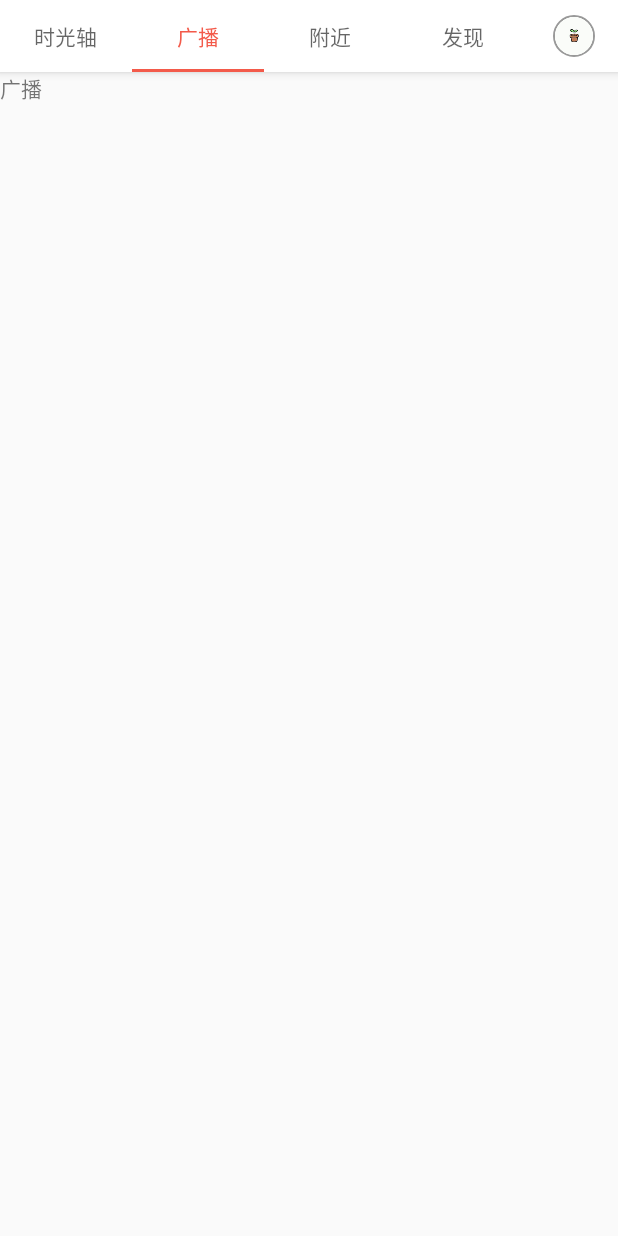
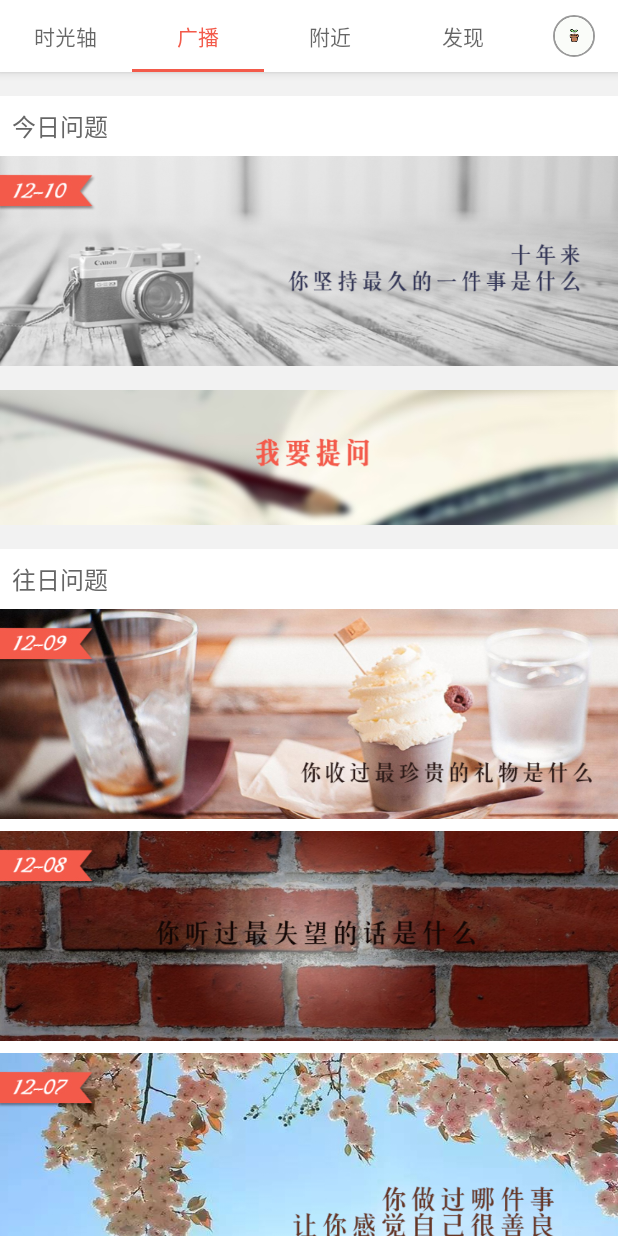
Before and after one commit to neilsun2009/Sanxing, an Android app: the screen it shows after launch (MainActivity), tab 2 chosen, on a phone screen of 412 x 824 dp. Run offline under Robolectric (Android 15) with nearby library versions, the phone set to English and light mode, and no system bars.

Commit message:
finish broadcast page

```diff
--- a/app/src/main/java/com/note8/sanxing/MainActivity.java
+++ b/app/src/main/java/com/note8/sanxing/MainActivity.java
@@ -1,6 +1,8 @@
 package com.note8.sanxing;
 
 import android.content.Intent;
+import android.media.Image;
+import android.provider.ContactsContract;
 import android.support.design.widget.TabLayout;
 import android.support.design.widget.FloatingActionButton;
 import android.support.design.widget.Snackbar;
@@ -12,6 +14,7 @@ import android.support.v4.app.FragmentManager;
 import android.support.v4.app.FragmentPagerAdapter;
 import android.support.v4.view.ViewPager;
 import android.os.Bundle;
+import android.util.AttributeSet;
 import android.view.LayoutInflater;
 import android.view.Menu;
 import android.view.MenuItem;
@@ -20,6 +23,7 @@ import android.view.ViewGroup;
 
 import android.widget.Button;
 import android.widget.ImageView;
+import android.widget.LinearLayout;
 import android.widget.TextView;
 import android.widget.Toast;
 
@@ -114,6 +118,7 @@ public class MainActivity extends AppCompatActivity {
                     break;
                 case 2: // broadcast
                     rootView = inflater.inflate(R.layout.fragment_broadcast, container, false);
+                    initBroadcast(rootView);
                     break;
                 case 3: // nearby
                     rootView = inflater.inflate(R.layout.fragment_nearby, container, false);
@@ -129,6 +134,30 @@ public class MainActivity extends AppCompatActivity {
                     break;
             }
             return rootView;
+        }
+
+        private void initBroadcast(final View rootView) {
+            // declare
+            ImageView todayImg = (ImageView) rootView.findViewById(R.id.broadcast_today_img);
+            ImageView submitImg = (ImageView) rootView.findViewById(R.id.broadcast_submit_img);
+            LinearLayout linearLayout = (LinearLayout) rootView.findViewById(R.id.broadcast_list_layout);
+            final int[] listImg = new int[] {R.drawable.broadcast_img_2, R.drawable.broadcast_img_3, R.drawable.broadcast_img_4};
+            for (int i = 0; i < 3; ++i) {
+                ImageView imageView = new ImageView(rootView.getContext());
+                imageView.setImageResource(listImg[i]);
+//                imageView.setLayoutParams(new ViewGroup.LayoutParams(ViewGroup.LayoutParams.MATCH_PARENT, (int)getResources().getDimension(R.dimen.broadcast_image_height)));
+                imageView.setScaleType(ImageView.ScaleType.FIT_XY);
+                LinearLayout.LayoutParams lp = new LinearLayout.LayoutParams(ViewGroup.LayoutParams.MATCH_PARENT, (int)getResources().getDimension(R.dimen.broadcast_image_height));
+                lp.setMargins(0, (int)getResources().getDimension(R.dimen.model_margin_title), 0, 0);
+                imageView.setLayoutParams(lp);
+                imageView.setOnClickListener(new View.OnClickListener() {
+                    @Override
+                    public void onClick(View view) {
+
+                    }
+                });
+                linearLayout.addView(imageView);
+            }
         }
 
         private void initFind(final View rootView) {
--- a/app/src/main/res/layout/fragment_broadcast.xml
+++ b/app/src/main/res/layout/fragment_broadcast.xml
@@ -1,9 +1,74 @@
 <?xml version="1.0" encoding="utf-8"?>
-<LinearLayout xmlns:android="http://schemas.android.com/apk/res/android"
-    android:orientation="vertical" android:layout_width="match_parent"
-    android:layout_height="match_parent">
-    <TextView
-        android:layout_width="wrap_content"
+<ScrollView xmlns:android="http://schemas.android.com/apk/res/android"
+    android:layout_height="wrap_content"
+
+    android:layout_width="match_parent">
+    <LinearLayout
+        android:orientation="vertical" android:layout_width="match_parent"
         android:layout_height="wrap_content"
-        android:text="广播"/>
-</LinearLayout>
+        android:paddingBottom="@dimen/model_margin_top"
+        android:background="@color/colorBg">
+        <LinearLayout
+            android:layout_width="match_parent"
+            android:layout_height="wrap_content"
+            android:layout_marginTop="@dimen/model_margin_top"
+            android:background="@color/colorBgWhite"
+            android:orientation="vertical">
+            <TextView
+                android:layout_width="wrap_content"
+                android:layout_height="wrap_content"
+                android:textSize="@dimen/text_normal"
+                android:textColor="@color/colorTextShallow"
+                android:text="今日问题"
+                android:layout_marginTop="@dimen/model_margin_title"
+                android:layout_marginLeft="@dimen/model_margin_title"
+                android:layout_marginBottom="@dimen/model_margin_title"
+                />
+            <ImageView
+                android:id="@+id/broadcast_today_img"
+                android:layout_width="match_parent"
+                android:layout_height="@dimen/broadcast_image_height"
+                android:scaleType="fitXY"
+                android:src="@drawable/broadcast_img_1"/>
+        </LinearLayout>
+
+        <LinearLayout
+            android:layout_width="match_parent"
+            android:layout_height="wrap_content"
+            android:layout_marginTop="@dimen/model_margin_top"
+            android:background="@color/colorBgWhite"
+            android:orientation="vertical">
+            <ImageView
+                android:id="@+id/broadcast_submit_img"
+                android:layout_width="match_parent"
+                android:layout_height="90dp"
+                android:scaleType="fitXY"
+                android:src="@drawable/broadcast_submit"/>
+        </LinearLayout>
+
+        <LinearLayout
+            android:layout_width="match_parent"
+            android:layout_height="wrap_content"
+            android:layout_marginTop="@dimen/model_margin_top"
+            android:background="@color/colorBgWhite"
+            android:orientation="vertical"
+            android:id="@+id/broadcast_list_layout">
+            <TextView
+                android:layout_width="wrap_content"
+                android:layout_height="wrap_content"
+                android:textSize="@dimen/text_normal"
+                android:textColor="@color/colorTextShallow"
+                android:text="往日问题"
+                android:layout_marginTop="@dimen/model_margin_title"
+                android:layout_marginLeft="@dimen/model_margin_title"
+
+                />
+            <!--<ListView-->
+                <!--android:id="@+id/broadcast_list_view"-->
+                <!--android:layout_width="match_parent"-->
+                <!--android:layout_height="wrap_content">-->
+
+            <!--</ListView>-->
+        </LinearLayout>
+    </LinearLayout>
+</ScrollView>
--- a/app/src/main/res/values/dimens.xml
+++ b/app/src/main/res/values/dimens.xml
@@ -22,4 +22,7 @@
     <dimen name="find_button_width">90dp</dimen>
     <dimen name="find_button_height">26dp</dimen>
     <dimen name="find_button_text">12dp</dimen>
+
+    <!--broadcast-->
+    <dimen name="broadcast_image_height">140dp</dimen>
 </resources>
```
Also changed, not shown: app/src/main/res/drawable/broadcast_img_1.jpg (added), app/src/main/res/drawable/broadcast_img_2.jpg (added), app/src/main/res/drawable/broadcast_img_3.jpg (added), app/src/main/res/drawable/broadcast_img_4.jpg (added), app/src/main/res/drawable/broadcast_submit.jpg (added).
